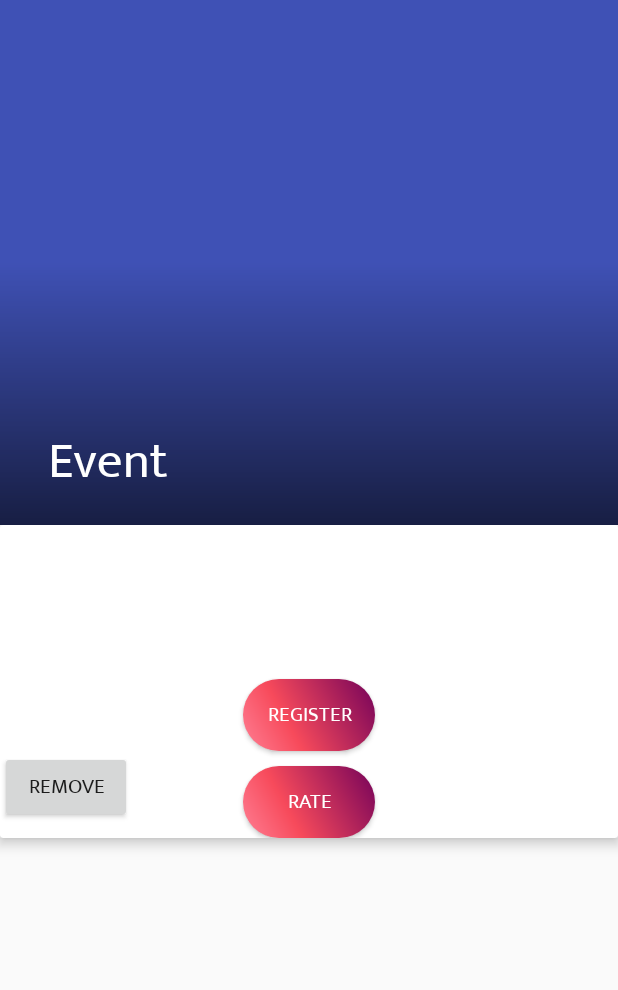
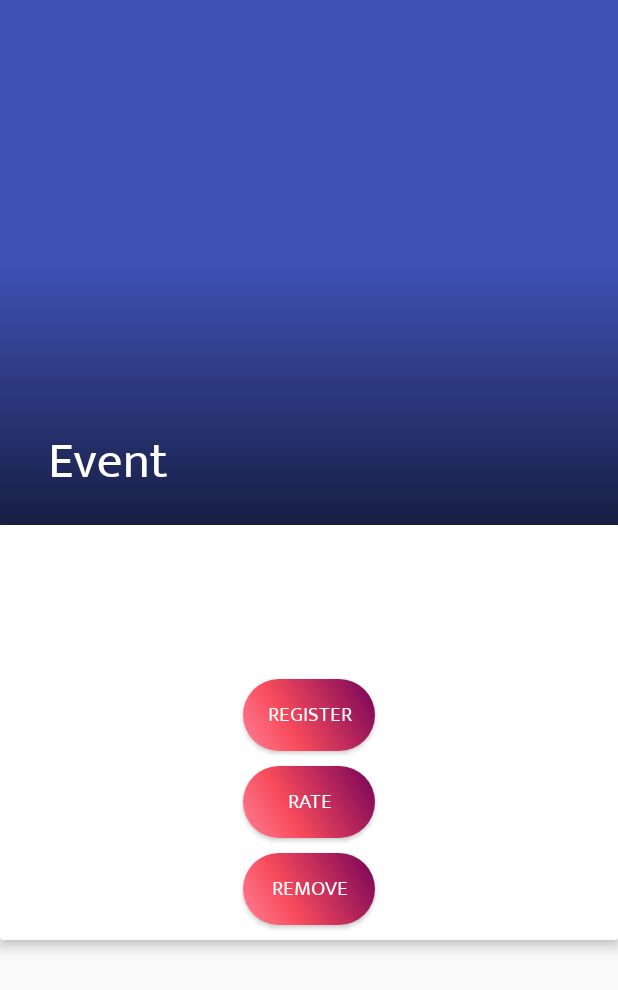
Before and after one commit to sanchit-sharma/EventManagerFinal-master, an Android app: the layout activity_description.xml on its own in the app's theme, with its tools: preview values and no code run, on a phone screen of 412 x 824 dp. Shown: the top 990 px of the screen. Run offline under Robolectric (Android 15) with nearby library versions, the phone set to English and light mode, and no system bars.

Commit message:
Remove Event dialog

```diff
--- a/app/build.gradle
+++ b/app/build.gradle
@@ -1,3 +1,4 @@
+
 apply plugin: 'com.android.application'
 
 android {
--- a/app/src/main/java/com/example/android/qwerty/PostActivity.java
+++ b/app/src/main/java/com/example/android/qwerty/PostActivity.java
@@ -128,12 +128,12 @@ public class PostActivity extends AppCompatActivity {
                 final String societyName= mFirebaseSocietyName.getText().toString().trim();
                 final String description = mFirebaseDesc.getText().toString();
                 final String registration=mFirebaseRegistrationLink.getText().toString();
-                mProgress.setMessage("Posting...");
-                mProgress.show();
+
 
 
                 if(!TextUtils.isEmpty(name)&&!TextUtils.isEmpty(societyName)&&!TextUtils.isEmpty(description)&&imageUri!=null) {
-
+                    mProgress.setMessage("Posting...");
+                    mProgress.show();
 
                     StorageReference ref = storageReference.child("images/"+ UUID.randomUUID().toString());
                     ref.putFile(imageUri)
--- a/app/src/main/res/layout/activity_description.xml
+++ b/app/src/main/res/layout/activity_description.xml
@@ -122,8 +122,13 @@
                     android:layout_width="wrap_content"
                     android:layout_height="wrap_content"
                     android:id="@+id/removeEvent"
-                    android:layout_below="@+id/regis"
+                    android:layout_below="@+id/rate_button"
                     android:text="remove"
+                    android:layout_centerHorizontal="true"
+                    android:layout_margin="10dp"
+                    android:background="@drawable/buttonshape"
+                    android:textColor="#ffffff"
+
                 />
 
 
--- a/app/src/main/res/layout/activity_remove_event.xml
+++ b/app/src/main/res/layout/activity_remove_event.xml
@@ -4,6 +4,8 @@
     xmlns:tools="http://schemas.android.com/tools"
     android:layout_width="match_parent"
     android:layout_height="match_parent"
-    tools:context="com.example.android.qwerty.RemoveEventActivity">
+    tools:context="com.example.android.qwerty.RemoveEventActivity"
+    android:background="#00ffffff"
+    >
 
 </android.support.constraint.ConstraintLayout>
```
Also changed, not shown: app/src/main/java/com/example/android/qwerty/RemoveEventActivity.java (+28 -5 lines).
